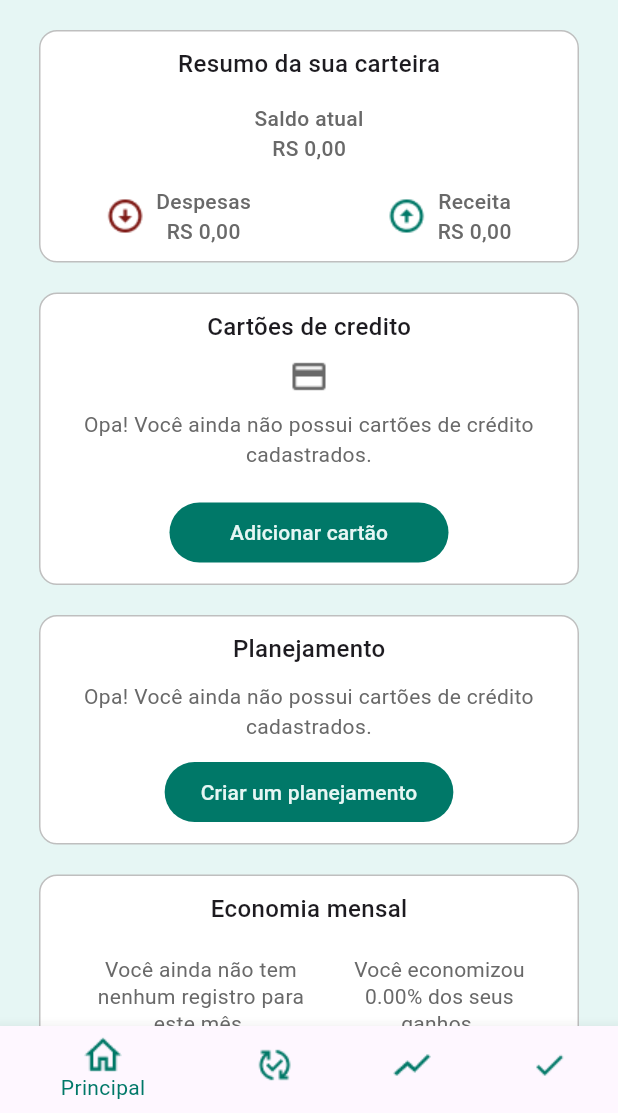
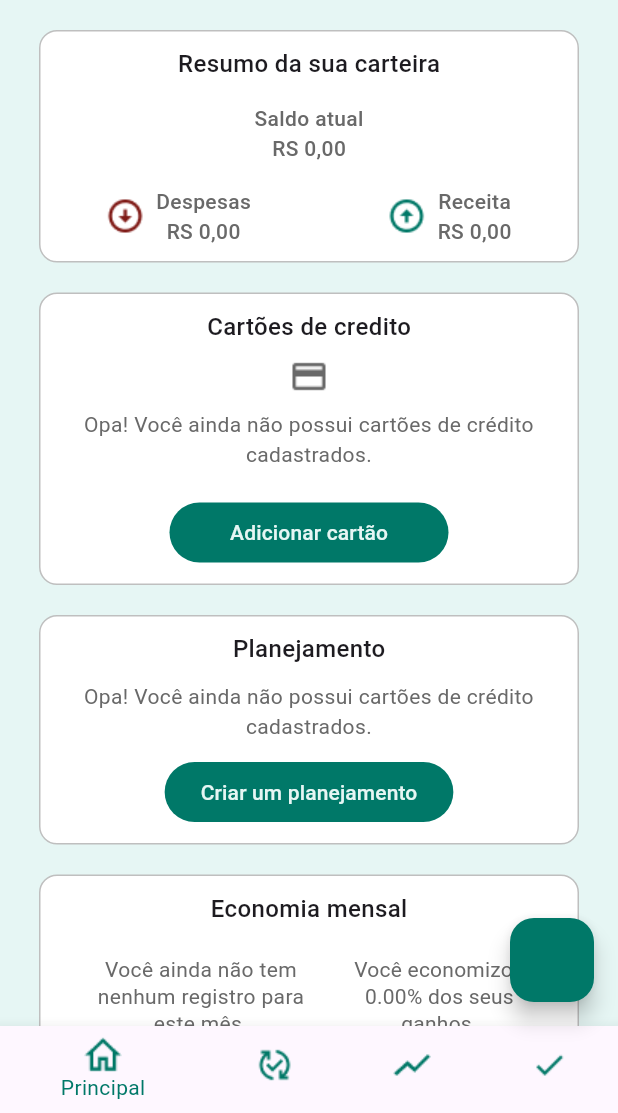
Before and after one commit to Jhyea026/Hand-finance, a Flutter app: the ClientPage screen opened directly, on a phone screen of 412 x 824 dp, the part 123-1236 px from its top. Run offline on Flutter 3.47's test engine with Material 3 defaults, Android fonts, the phone set to English and light mode, and no system bars.

Commit message:
Bota flutuante

```diff
--- a/lib/Windows/ClientPage.dart
+++ b/lib/Windows/ClientPage.dart
@@ -1,4 +1,4 @@
-// ignore_for_file: prefer_const_constructors, prefer_const_literals_to_create_immutables, library_private_types_in_public_api, use_key_in_widget_constructors
+// ignore_for_file: prefer_const_constructors, prefer_const_literals_to_create_immutables, library_private_types_in_public_api, use_key_in_widget_constructors, avoid_unnecessary_containers
 
 import 'package:flutter/material.dart';
 import 'package:handfinance/Colors/cor.dart';
@@ -14,6 +14,7 @@ class ClientPage extends StatefulWidget {
 
 class _MyClientPagePageState extends State<ClientPage> {
   int _currentIndex = 0;
+  bool visible = false;
   late PageController _pageController;
 
   @override
@@ -35,16 +36,41 @@ class _MyClientPagePageState extends State<ClientPage> {
         automaticallyImplyLeading: false,
         toolbarHeight: 82,
         backgroundColor: Cor.Primary400,
-        title: Row(
-          mainAxisAlignment: MainAxisAlignment.spaceBetween,
+        title: Column(
           children: [
-            IconButton(onPressed: () {}, icon: Icon(Icons.menu)),
-            SizedBox(child: Image.asset('lib/Assets/HandFinance-Logo2.png')),
-            IconButton(onPressed: () {}, icon: Icon(Icons.person))
+            Row(
+              mainAxisAlignment: MainAxisAlignment.spaceBetween,
+              children: [
+                IconButton(onPressed: () {}, icon: Icon(Icons.menu)),
+                SizedBox(child: Image.asset('lib/Assets/HandFinance-Logo2.png')),
+                IconButton(onPressed: () {}, icon: Icon(Icons.person))
+              ],
+            ),
+            Visibility(
+              visible: false,
+              child: Center(
+                child: Container(
+                  child: Row(
+                    children: [
+                      Column(
+                        children: [
+                          Text('data'),
+                          Text('data2')
+                        ],
+                      )
+                    ],
+                  ),
+                ),
+              ),
+            )
           ],
         ),
+
       ),
-      body: PageView(
+      floatingActionButtonLocation: FloatingActionButtonLocation.endFloat,
+      floatingActionButton: FloatingActionButton(onPressed: () {}, backgroundColor: Cor.Primary700),
+      body:
+      PageView(
         controller: _pageController,
         children: [
           Home(),
@@ -63,6 +89,7 @@ class _MyClientPagePageState extends State<ClientPage> {
         fixedColor: Cor.Primary700,
         currentIndex: _currentIndex,
         items: [
+
           BottomNavigationBarItem(
               icon: Image.asset('lib/Assets/Home.png'), label: 'Principal'),
           BottomNavigationBarItem(
@@ -79,6 +106,7 @@ class _MyClientPagePageState extends State<ClientPage> {
           ),
           // Adicione mais BottomNavigationBarItems conforme necessário
         ],
+
         onTap: (index) {
           _pageController.animateToPage(
             index,
```
Also changed, not shown: lib/Widgets/floatBotao.dart (added).
